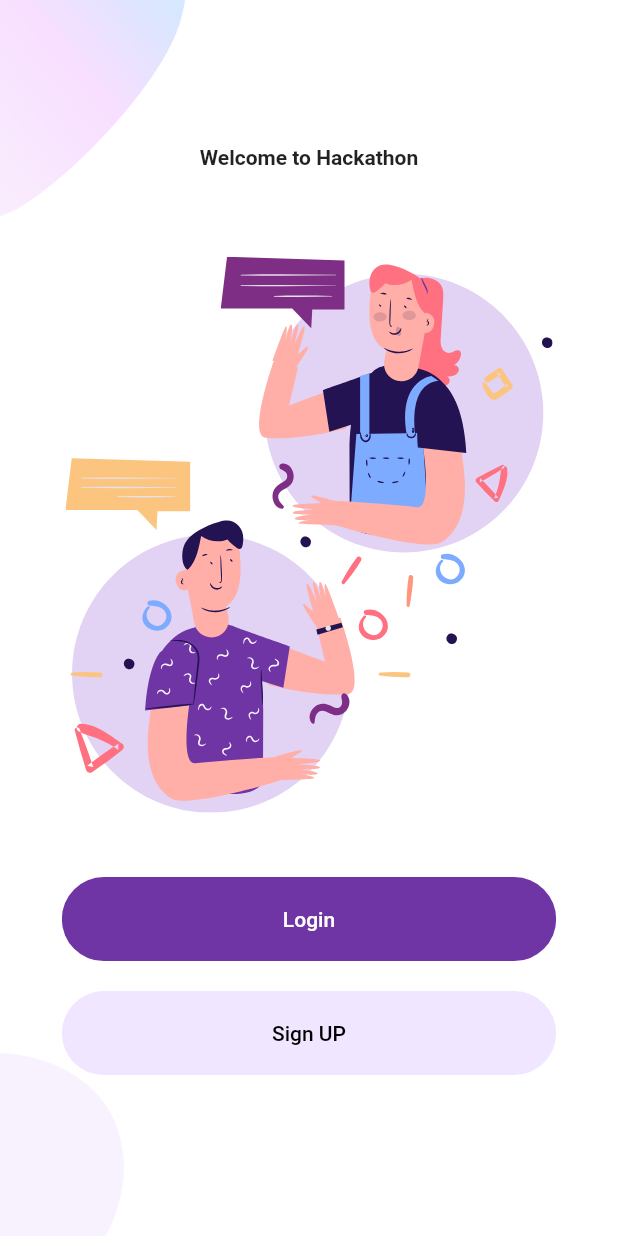
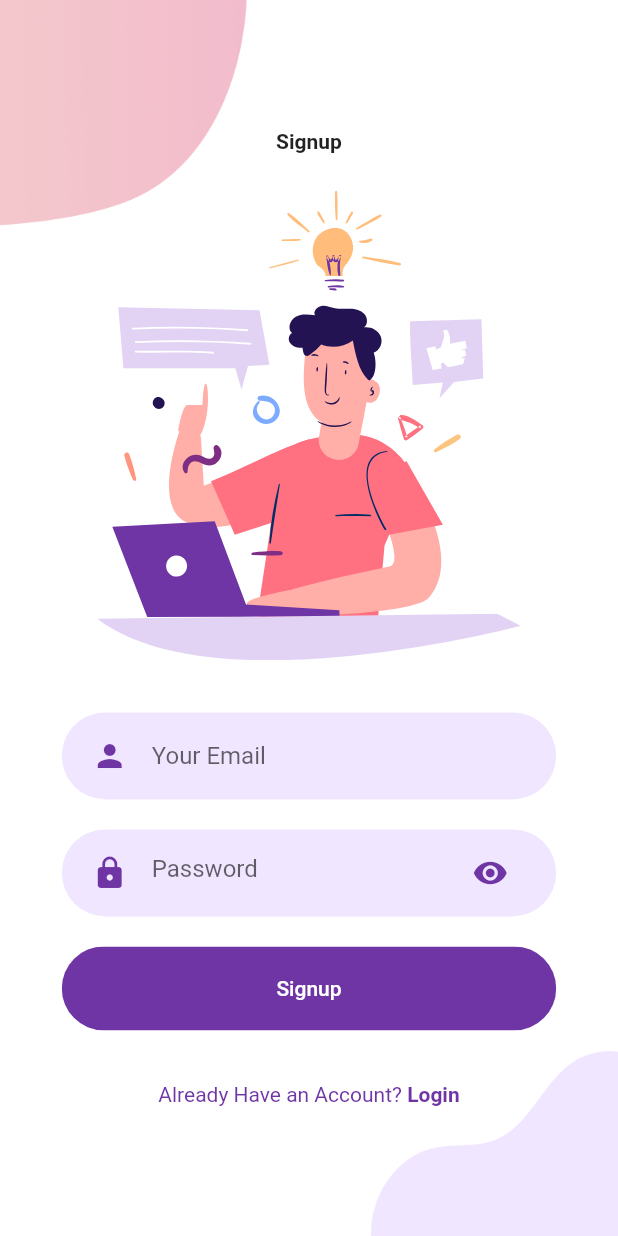
Before and after one commit to suriya-1403/Flutter-app, a Flutter app: the screen it shows after launch, after a tap on "Sign UP", on a phone screen of 412 x 824 dp. Run offline on Flutter 3.47's test engine with Material 2 defaults, Android fonts, the phone set to English and light mode, and no system bars; our stand-ins replace flutter_svg.

Commit message:
Build: Completed Signup page

```diff
--- /dev/null
+++ b/login_auth/lib/Screens/SignUp/SignUpScreen.dart
@@ -0,0 +1,12 @@
+import 'package:flutter/material.dart';
+import 'package:login_auth/Screens/SignUp/components/body.dart';
+
+
+class SignUpScreen extends StatelessWidget {
+  @override
+  Widget build(BuildContext context) {
+    return Scaffold(
+      body: Body(),
+    );
+  }
+}
--- /dev/null
+++ b/login_auth/lib/Screens/SignUp/components/background.dart
@@ -0,0 +1,40 @@
+import 'package:flutter/material.dart';
+
+class Background extends StatelessWidget {
+  final Widget child;
+  const Background({
+    Key key,
+    @required this.child,
+  }) : super(key: key);
+
+  @override
+  Widget build(BuildContext context) {
+    Size size = MediaQuery.of(context).size; // This size provider us total height and width of our screen
+    return Container(
+      height: size.height,
+      width: double.infinity,
+      child: Stack(
+        alignment: Alignment.center,
+        children: <Widget>[
+          Positioned(
+              top: 0,
+              left: 0,
+              child: Image.asset(
+                "asserts/images/signup_top.png",
+                width: size.width * 0.4,
+              )
+            ),
+          Positioned(
+              bottom: 0,
+              right: 0,
+              child: Image.asset(
+                "asserts/images/login_bottom.png",
+                width: size.width * 0.4,
+              )
+            ),
+            child,
+        ],
+      ),
+    );
+  }
+}
--- /dev/null
+++ b/login_auth/lib/Screens/SignUp/components/body.dart
@@ -0,0 +1,48 @@
+import 'package:flutter/material.dart';
+import 'package:flutter_svg/flutter_svg.dart';
+import 'package:login_auth/Screens/SignUp/components/background.dart';
+import 'package:login_auth/components/AlreadyHaveDoestHave.dart';
+import 'package:login_auth/components/RoundedInputField.dart';
+import 'package:login_auth/components/RoundedPassInputField.dart';
+import 'package:login_auth/components/roundedButton.dart';
+
+class Body extends StatelessWidget {
+  @override
+  Widget build(BuildContext context) {
+    Size size = MediaQuery.of(context).size;
+    return Background(
+      child: Column(
+        mainAxisAlignment: MainAxisAlignment.center,
+        children: <Widget>[
+          Text(
+            "Signup",
+            style: TextStyle(fontWeight: FontWeight.bold),
+          ),
+          SizedBox(height: size.height*0.03,),
+          SvgPicture.asset(
+            "asserts/icons/signup.svg",
+            height: size.height * 0.38,
+          ),
+          SizedBox(height: size.height*0.03,),
+          RoundedInputField(
+            hintText: "Your Email",
+            onChanged: (value) {},
+          ),
+          RoundedPasswordField(
+            hintText: "Password",
+            onChanged: (value) {},
+          ),
+          RoundedButton(
+            text: "Signup",
+            press: () {},
+          ),
+          SizedBox(height: size.height*0.03,),
+          AlreadyHaveAnAcc(
+            login: false,
+            press: () {},
+          )
+        ],
+      ),
+    );
+  }
+}
--- a/login_auth/lib/Screens/Welcome/components/body.dart
+++ b/login_auth/lib/Screens/Welcome/components/body.dart
@@ -1,6 +1,7 @@
 import 'package:flutter/material.dart';
 import 'package:flutter_svg/svg.dart';
 import 'package:login_auth/Screens/Login/LoginScreen.dart';
+import 'package:login_auth/Screens/SignUp/SignUpScreen.dart';
 import 'package:login_auth/Screens/Welcome/components/background.dart';
 import 'package:login_auth/components/roundedButton.dart';
 import 'package:login_auth/constants.dart';
@@ -45,7 +46,16 @@ class Body extends StatelessWidget {
               text: "Sign UP",
               color: kPrimaryLightColor,
               textColor: Colors.black,
-              press: () {},
+              press: () {
+                Navigator.push(
+                  context,
+                  MaterialPageRoute(
+                    builder: (context) {
+                      return SignUpScreen();
+                    }
+                  )
+                );
+              },
             )
           ],
         ),
```
